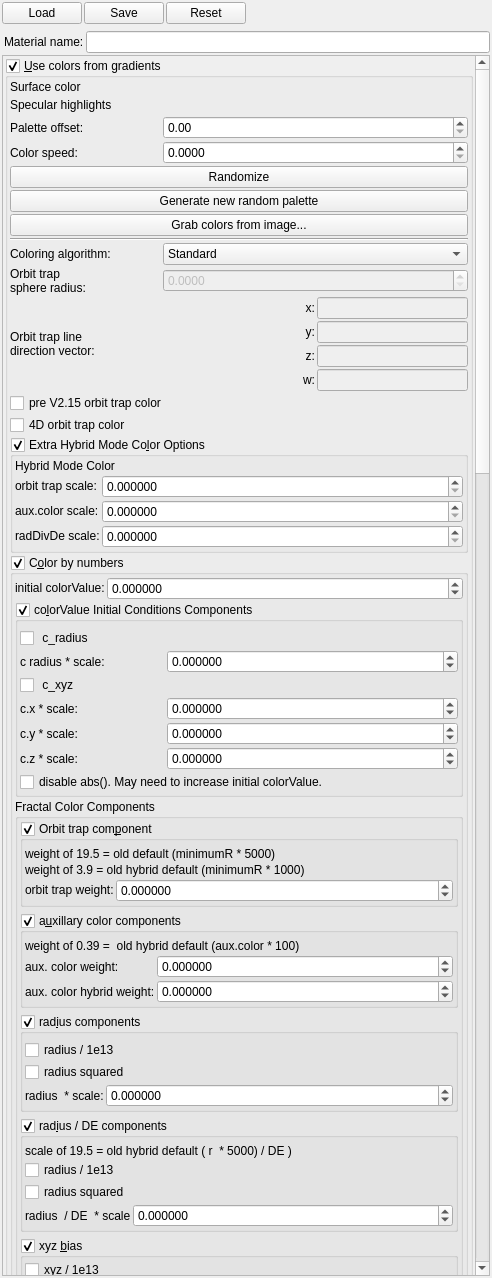
First picture: the form in mandelbulber2/qt/material_editor.ui, repository buddhi1980/mandelbulber2, before the edit.
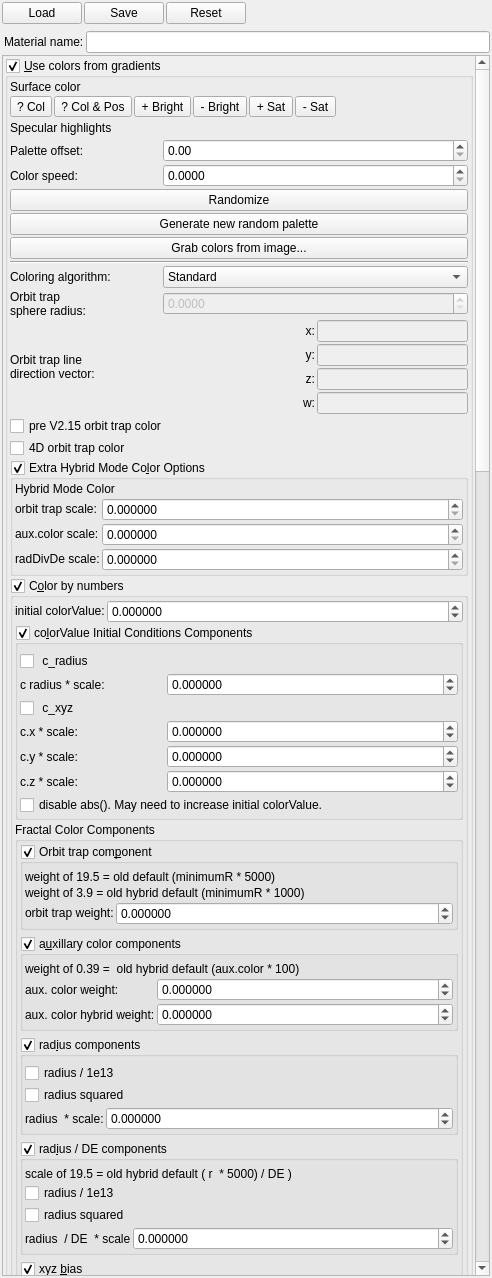
Second picture: the form after the edit. Icons and pictures are not drawn. Custom widgets are drawn as their Qt base class.

Commit message: Added checking if two colors are in the same position on gradient. If yes, then color gets corrected position.

Patch:
```diff
--- a/mandelbulber2/qt/material_editor.ui
+++ b/mandelbulber2/qt/material_editor.ui
@@ -121,7 +121,7 @@
         <x>0</x>
         <y>0</y>
         <width>466</width>
-        <height>3614</height>
+        <height>3642</height>
        </rect>
       </property>
       <layout class="QVBoxLayout" name="verticalLayout_2">
@@ -174,6 +174,68 @@
             </property>
            </widget>
           </item>
+          <item>
+           <layout class="QHBoxLayout" name="horizontalLayout">
+            <property name="topMargin">
+             <number>0</number>
+            </property>
+            <item>
+             <widget class="QToolButton" name="toolButton_surface_color_random_colors">
+              <property name="text">
+               <string>? Col</string>
+              </property>
+             </widget>
+            </item>
+            <item>
+             <widget class="QToolButton" name="toolButton_surface_color_random_colors_and_pos">
+              <property name="text">
+               <string>? Col &amp;&amp; Pos</string>
+              </property>
+             </widget>
+            </item>
+            <item>
+             <widget class="QToolButton" name="toolButton_surface_color_brightness_inc">
+              <property name="text">
+               <string>+ Bright</string>
+              </property>
+             </widget>
+            </item>
+            <item>
+             <widget class="QToolButton" name="toolButton_surface_color_brightness_dec">
+              <property name="text">
+               <string>- Bright</string>
+              </property>
+             </widget>
+            </item>
+            <item>
+             <widget class="QToolButton" name="toolButton_surface_color_saturation_inc">
+              <property name="text">
+               <string>+ Sat</string>
+              </property>
+             </widget>
+            </item>
+            <item>
+             <widget class="QToolButton" name="toolButton_surface_color_saturation_dec">
+              <property name="text">
+               <string>- Sat</string>
+              </property>
+             </widget>
+            </item>
+            <item>
+             <spacer name="horizontalSpacer">
+              <property name="orientation">
+               <enum>Qt::Horizontal</enum>
+              </property>
+              <property name="sizeHint" stdset="0">
+               <size>
+                <width>40</width>
+                <height>20</height>
+               </size>
+              </property>
+             </spacer>
+            </item>
+           </layout>
+          </item>
           <item>
            <widget class="cGradientEditWidget" name="colorpalette_surface_color_gradient" native="true"/>
           </item>
```
The commit also changes 3 other files.
